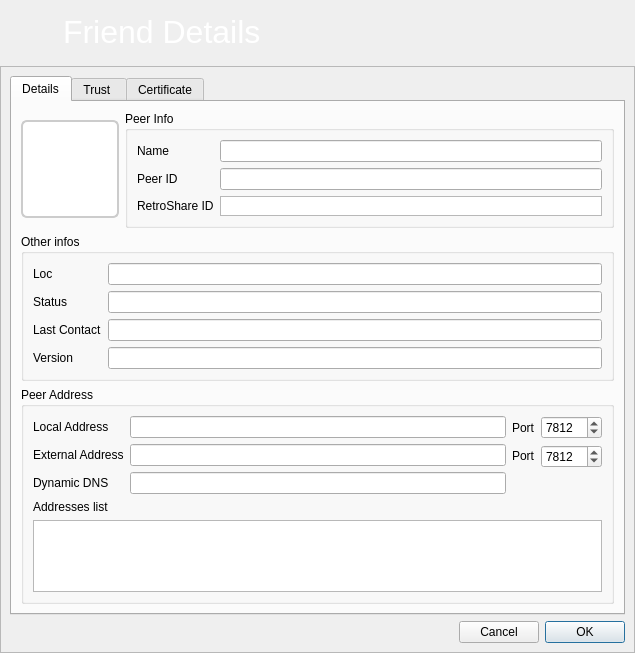
The window that retroshare-gui/src/gui/connect/ConfCertDialog.ui (RetroShare/RetroShare) describes before a commit, drawn with Qt 5.
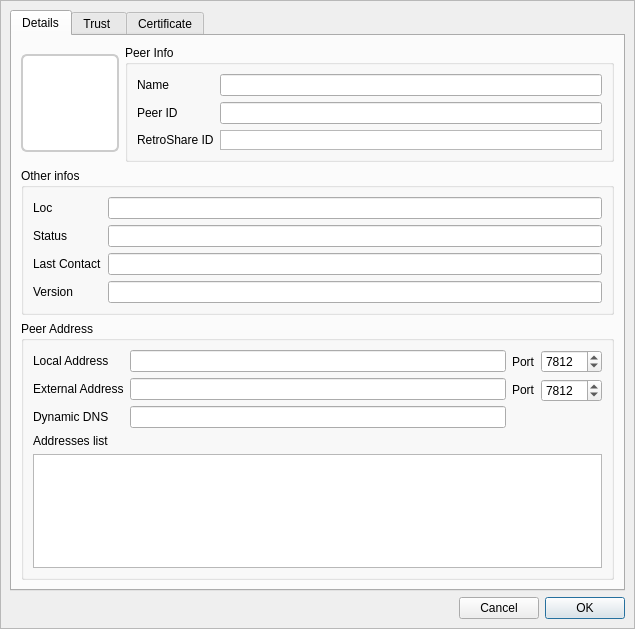
The same window after the commit. Icons and pictures are not drawn. Custom widgets are drawn as their Qt base class.

Commit message: Added new base class HeaderFrame - image and text at top of the windows.

```diff
--- a/retroshare-gui/src/gui/connect/ConfCertDialog.ui
+++ b/retroshare-gui/src/gui/connect/ConfCertDialog.ui
@@ -28,55 +28,13 @@
     <number>0</number>
    </property>
    <item row="0" column="0">
-    <widget class="QFrame" name="frame">
-     <property name="styleSheet">
-      <string notr="true">QFrame#frame{background-image: url(:/images/connect/connectFriendBanner.png);} 
-</string>
-     </property>
+    <widget class="HeaderFrame" name="headerFrame">
      <property name="frameShape">
       <enum>QFrame::NoFrame</enum>
      </property>
      <property name="frameShadow">
       <enum>QFrame::Plain</enum>
      </property>
-     <layout class="QGridLayout" name="gridLayout">
-      <item row="0" column="0">
-       <widget class="QLabel" name="label_6">
-        <property name="minimumSize">
-         <size>
-          <width>48</width>
-          <height>48</height>
-         </size>
-        </property>
-        <property name="maximumSize">
-         <size>
-          <width>48</width>
-          <height>48</height>
-         </size>
-        </property>
-        <property name="text">
-         <string/>
-        </property>
-        <property name="pixmap">
-         <pixmap resource="../images.qrc">:/images/user/identityinfo48.png</pixmap>
-        </property>
-        <property name="scaledContents">
-         <bool>false</bool>
-        </property>
-       </widget>
-      </item>
-      <item row="0" column="1">
-       <widget class="QLabel" name="label_7">
-        <property name="text">
-         <string>&lt;!DOCTYPE HTML PUBLIC &quot;-//W3C//DTD HTML 4.0//EN&quot; &quot;http://www.w3.org/TR/REC-html40/strict.dtd&quot;&gt;
-&lt;html&gt;&lt;head&gt;&lt;meta name=&quot;qrichtext&quot; content=&quot;1&quot; /&gt;&lt;style type=&quot;text/css&quot;&gt;
-p, li { white-space: pre-wrap; }
-&lt;/style&gt;&lt;/head&gt;&lt;body style=&quot; font-family:'MS Shell Dlg 2'; font-size:8.25pt; font-weight:400; font-style:normal;&quot;&gt;
-&lt;p style=&quot; margin-top:0px; margin-bottom:0px; margin-left:0px; margin-right:0px; -qt-block-indent:0; text-indent:0px;&quot;&gt;&lt;span style=&quot; font-size:24pt; color:#ffffff;&quot;&gt;Friend Details&lt;/span&gt;&lt;/p&gt;&lt;/body&gt;&lt;/html&gt;</string>
-        </property>
-       </widget>
-      </item>
-     </layout>
     </widget>
    </item>
    <item row="1" column="0">
@@ -854,6 +812,12 @@
    <header>gui/common/AvatarWidget.h</header>
    <container>1</container>
   </customwidget>
+  <customwidget>
+   <class>HeaderFrame</class>
+   <extends>QFrame</extends>
+   <header>gui/common/HeaderFrame.h</header>
+   <container>1</container>
+  </customwidget>
   <customwidget>
    <class>LinkTextBrowser</class>
    <extends>QTextBrowser</extends>
```
The commit also changes 41 other files.
